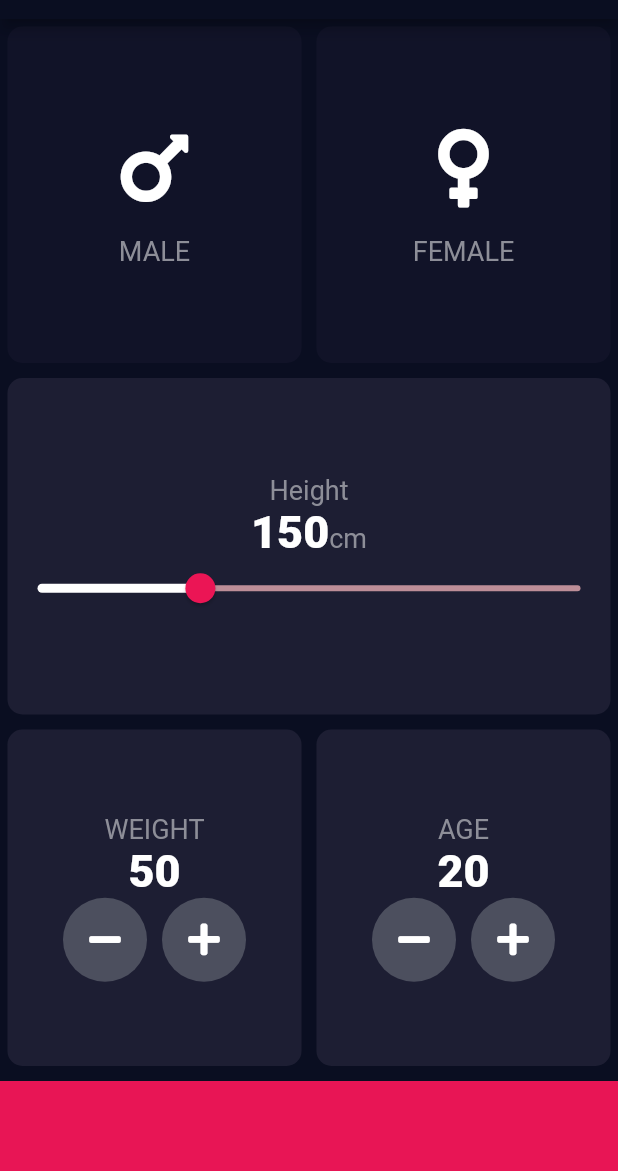
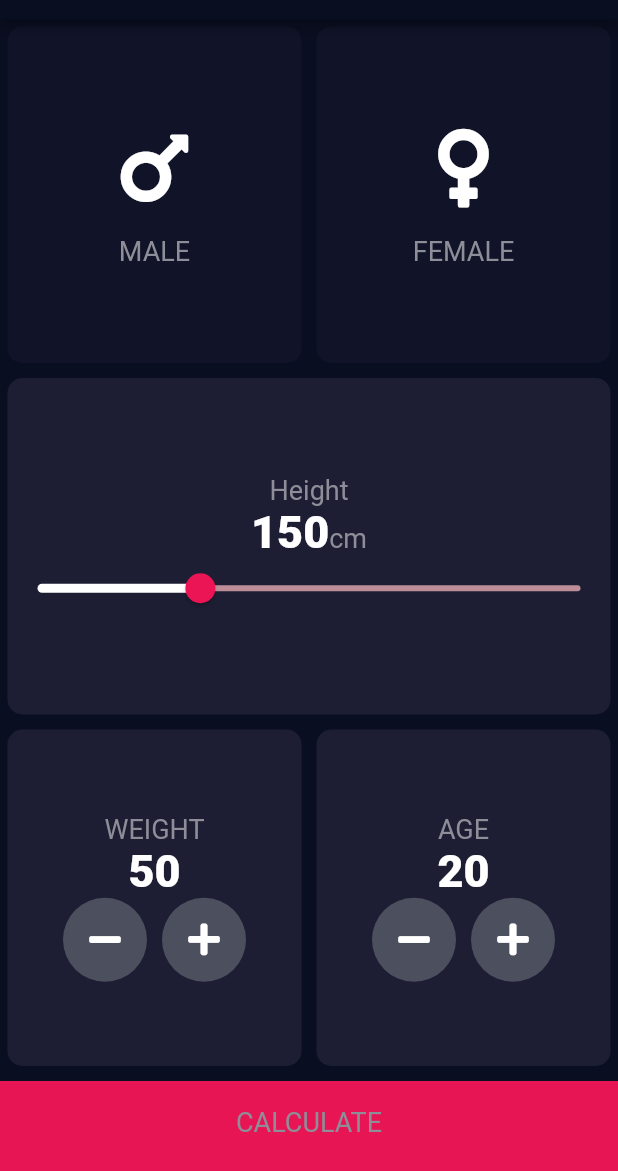
Before and after one commit to kudjieRaymond/bmi-calculator, a Flutter app: the screen it shows after launch, on a phone screen of 412 x 824 dp, the part 65-1236 px from its top. Run offline on Flutter 3.47's test engine with Material 2 defaults, Android fonts, the phone set to English and light mode, and no system bars; our stand-ins replace font_awesome_flutter.

```diff
--- /dev/null
+++ b/lib/components/bottom_button.dart
@@ -0,0 +1,27 @@
+import 'package:flutter/material.dart';
+import 'package:bmicalculator/constants.dart';
+
+class BottomButton extends StatelessWidget {
+  BottomButton({@required this.buttonTitle, @required this.onTap});
+
+  final Function onTap;
+  final String buttonTitle;
+  @override
+  Widget build(BuildContext context) {
+    return GestureDetector(
+      onTap: onTap,
+      child: Container(
+        child: Center(
+            child: Text(
+          buttonTitle,
+          style: kLabelTextStyle,
+        )),
+        color: kBottomContainerColour,
+        height: kBottomContainerHeight,
+        width: double.infinity,
+        margin: EdgeInsets.only(top: 5.0),
+        padding: EdgeInsets.only(bottom: 5.0),
+      ),
+    );
+  }
+}
--- a/lib/icon_content.dart
+++ b/lib/components/icon_content.dart
@@ -1,5 +1,5 @@
 import 'package:flutter/material.dart';
-import 'constants.dart';
+import 'package:bmicalculator/constants.dart';
 
 class IconContent extends StatelessWidget {
   IconContent({this.icon, this.label});
--- /dev/null
+++ b/lib/components/round_icon_button.dart
@@ -0,0 +1,18 @@
+import 'package:flutter/material.dart';
+
+class RoundIconButton extends StatelessWidget {
+  RoundIconButton({@required this.icon, @required this.onPressed});
+  final IconData icon;
+  final Function onPressed;
+  @override
+  Widget build(BuildContext context) {
+    return RawMaterialButton(
+      child: Icon(icon),
+      onPressed: onPressed,
+      elevation: 0.0,
+      constraints: BoxConstraints.tightFor(height: 56.0, width: 56.0),
+      shape: CircleBorder(),
+      fillColor: Color(0XFF4C4F5E),
+    );
+  }
+}
--- a/lib/constants.dart
+++ b/lib/constants.dart
@@ -1,5 +1,4 @@
 import 'package:flutter/material.dart';
-
 
 const kBottomContainerHeight = 60.0;
 const kActiveCardColour = Color(0XFF1D1E33);
@@ -8,7 +7,15 @@ const kBottomContainerColour = Color(0XFFE81555);
 
 const kLabelTextStyle = TextStyle(color: Color(0XFF8D8E98), fontSize: 18.0);
 
-const kNumberTextStyle = TextStyle(
-  fontSize: 30.0,
-  fontWeight: FontWeight.w900
-);
+const kNumberTextStyle = TextStyle(fontSize: 30.0, fontWeight: FontWeight.w900);
+
+const kLargeButtonTextStyle =
+    TextStyle(fontSize: 15.0, fontWeight: FontWeight.bold);
+
+const kTitleTextStyle = TextStyle(fontSize: 40.0, fontWeight: FontWeight.bold);
+
+const kResultTextStyle = TextStyle(
+    color: Color(0xFF24D876), fontSize: 16.0, fontWeight: FontWeight.bold);
+
+const kBodyTextStyle = TextStyle(fontSize: 16.0);
+const kBMITextStyle = TextStyle(fontSize: 80.0, fontWeight: FontWeight.bold);
--- a/lib/input_page.dart
+++ b/lib/screens/input_page.dart
@@ -1,9 +1,13 @@
+import 'results.page.dart';
 import 'package:flutter/cupertino.dart';
 import 'package:flutter/material.dart';
 import 'package:font_awesome_flutter/font_awesome_flutter.dart';
-import 'icon_content.dart';
-import 'reusable_card.dart';
-import 'constants.dart';
+import 'package:bmicalculator/components/icon_content.dart';
+import 'package:bmicalculator/components/reusable_card.dart';
+import 'package:bmicalculator/constants.dart';
+import 'package:bmicalculator/components/round_icon_button.dart';
+import 'package:bmicalculator/components/bottom_button.dart';
+import 'package:bmicalculator/calculator_brain.dart';
 
 enum Gender { male, female }
 
@@ -185,11 +189,20 @@ class _InputPageState extends State<InputPage> {
               ],
             ),
           ),
-          Container(
-              color: kBottomContainerColour,
-              height: kBottomContainerHeight,
-              width: double.infinity,
-              margin: EdgeInsets.only(top: 5.0)),
+          BottomButton(
+              buttonTitle: 'CALCULATE',
+              onTap: () {
+                CalculatorBrain calc =
+                    CalculatorBrain(height: height, weight: weight);
+                Navigator.push(
+                    context,
+                    MaterialPageRoute(
+                        builder: (context) => ResultsPage(
+                              bmiResult: calc.calculateBMI(),
+                              resultText: calc.getResult(),
+                              interpretation: calc.getInterpretation(),
+                            )));
+              }),
         ],
       ),
 //      floatingActionButton: Theme(
@@ -201,20 +214,3 @@ class _InputPageState extends State<InputPage> {
     );
   }
 }
-
-class RoundIconButton extends StatelessWidget {
-  RoundIconButton({@required this.icon, @required this.onPressed});
-  final IconData icon;
-  final Function onPressed;
-  @override
-  Widget build(BuildContext context) {
-    return RawMaterialButton(
-      child: Icon(icon),
-      onPressed: onPressed,
-      elevation: 0.0,
-      constraints: BoxConstraints.tightFor(height: 56.0, width: 56.0),
-      shape: CircleBorder(),
-      fillColor: Color(0XFF4C4F5E),
-    );
-  }
-}
```
Also changed, not shown: lib/calculator_brain.dart (added, +33 -0 lines), lib/main.dart (+3 -4 lines), lib/screens/results.page.dart (added, +58 -0 lines), lib/components/reusable_card.dart (renamed from lib/reusable_card.dart).
